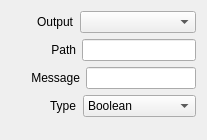
CasparCG/client, file src/Widgets/Inspector/InspectorOscOutputWidget.ui: the form before one commit.
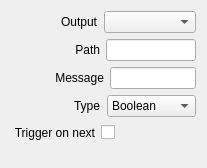
The form after the commit.

The edit to the form file:
```diff
--- a/src/Widgets/Inspector/InspectorOscOutputWidget.ui
+++ b/src/Widgets/Inspector/InspectorOscOutputWidget.ui
@@ -7,7 +7,7 @@
     <x>0</x>
     <y>0</y>
     <width>207</width>
-    <height>140</height>
+    <height>168</height>
    </rect>
   </property>
   <property name="windowTitle">
@@ -26,7 +26,7 @@
        </property>
        <property name="sizeHint" stdset="0">
         <size>
-         <width>26</width>
+         <width>50</width>
          <height>20</height>
         </size>
        </property>
@@ -63,7 +63,7 @@
        </property>
        <property name="sizeHint" stdset="0">
         <size>
-         <width>40</width>
+         <width>64</width>
          <height>20</height>
         </size>
        </property>
@@ -96,7 +96,7 @@
        </property>
        <property name="sizeHint" stdset="0">
         <size>
-         <width>20</width>
+         <width>44</width>
          <height>20</height>
         </size>
        </property>
@@ -129,7 +129,7 @@
        </property>
        <property name="sizeHint" stdset="0">
         <size>
-         <width>39</width>
+         <width>63</width>
          <height>20</height>
         </size>
        </property>
@@ -179,6 +179,59 @@
      </item>
     </layout>
    </item>
+   <item>
+    <layout class="QHBoxLayout" name="horizontalLayoutTriggerOnNext">
+     <item>
+      <spacer name="horizontalSpacerTriggerOnNext1">
+       <property name="orientation">
+        <enum>Qt::Horizontal</enum>
+       </property>
+       <property name="sizeType">
+        <enum>QSizePolicy::Fixed</enum>
+       </property>
+       <property name="sizeHint" stdset="0">
+        <size>
+         <width>2</width>
+         <height>20</height>
+        </size>
+       </property>
+      </spacer>
+     </item>
+     <item>
+      <widget class="QLabel" name="labelTriggerOnNext">
+       <property name="text">
+        <string>Trigger on next</string>
+       </property>
+       <property name="alignment">
+        <set>Qt::AlignRight|Qt::AlignTrailing|Qt::AlignVCenter</set>
+       </property>
+      </widget>
+     </item>
+     <item>
+      <widget class="QCheckBox" name="checkBoxTriggerOnNext">
+       <property name="layoutDirection">
+        <enum>Qt::RightToLeft</enum>
+       </property>
+       <property name="text">
+        <string/>
+       </property>
+      </widget>
+     </item>
+     <item>
+      <spacer name="horizontalSpacerTriggerOnNext2">
+       <property name="orientation">
+        <enum>Qt::Horizontal</enum>
+       </property>
+       <property name="sizeHint" stdset="0">
+        <size>
+         <width>40</width>
+         <height>20</height>
+        </size>
+       </property>
+      </spacer>
+     </item>
+    </layout>
+   </item>
    <item>
     <spacer name="verticalSpacerOscOutput">
      <property name="orientation">
```
Left out of the diff: 19 changed lines with no effect on the pictures.
